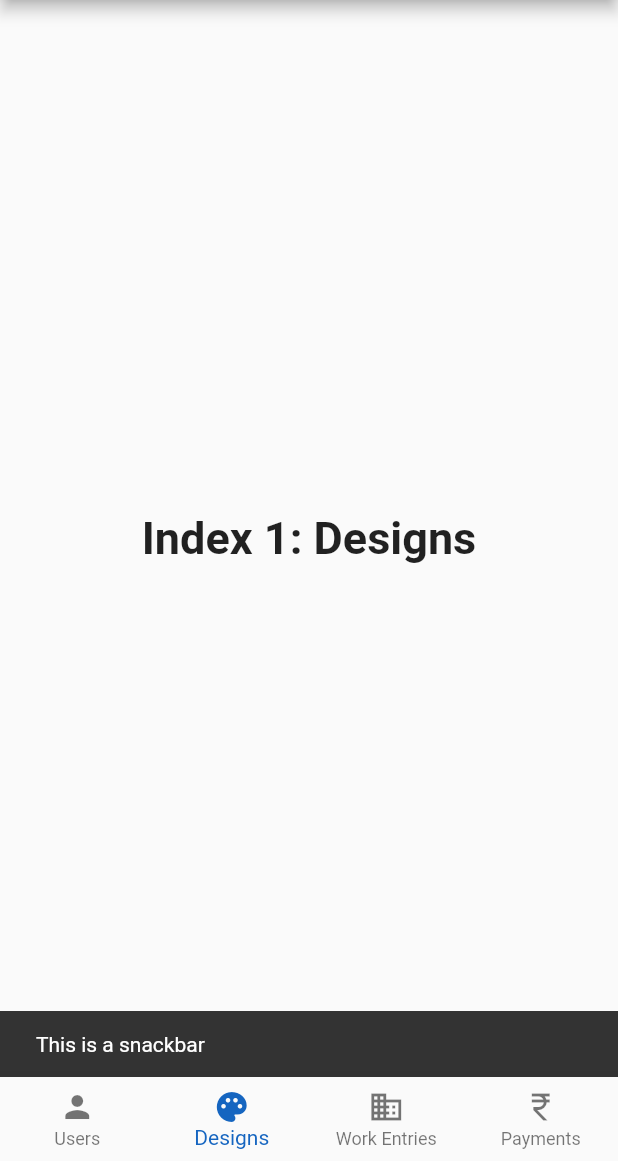
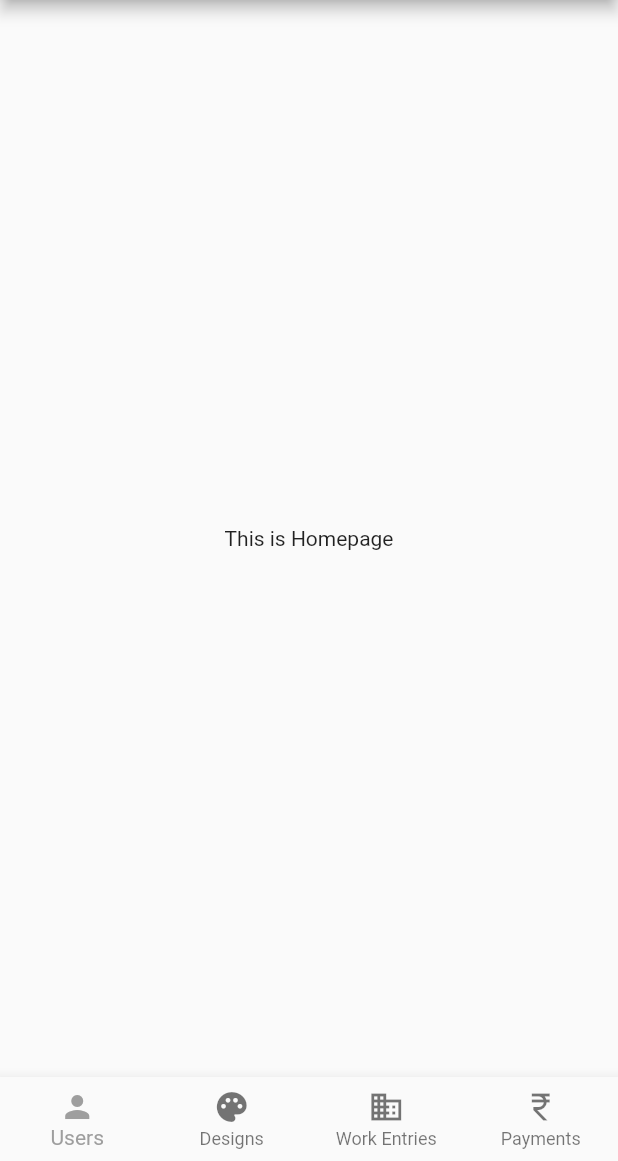
Before and after one commit to aagoel/StitchVault, a Flutter app: the screen it shows after launch, item 2 of the bottom bar chosen, after a tap on the "home" icon, on a phone screen of 412 x 824 dp, the part 75-1236 px from its top. Run offline on Flutter 3.47's test engine with Material 2 defaults, Android fonts, the phone set to English and light mode, and no system bars.

Commit message:
First Version

```diff
--- a/lib/appbar.dart
+++ b/lib/appbar.dart
@@ -1,26 +1,22 @@
 import 'package:flutter/material.dart';
+import 'homepage.dart';
 
-void main() {
-  runApp(const MaterialApp(
-    title: 'AppBar',
-    home: BaseAppBar(),
-  ));
-}
 
 class BaseAppBar extends StatelessWidget implements PreferredSizeWidget {
-  const BaseAppBar({super.key});
+  const BaseAppBar({super.key, required this.title});
+
+  final String title;
 
   @override
   Widget build(BuildContext context) {
     return AppBar(
-      title: const Text('StitchVault'),
+      title: Text(title),
       actions: <Widget>[
         IconButton(
           icon: const Icon(Icons.home),
           tooltip: 'Home Page',
           onPressed: () {
-            ScaffoldMessenger.of(context).showSnackBar(
-                const SnackBar(content: Text('This is a snackbar')));
+            Navigator.push(context, MaterialPageRoute(builder: (context) => const Home()));
           },
         )
       ],
--- /dev/null
+++ b/lib/design.dart
@@ -0,0 +1,16 @@
+import 'package:flutter/material.dart';
+import 'appbar.dart';
+
+class Design extends StatelessWidget {
+  const Design({super.key});
+
+  final String title="Designs";
+
+  @override
+  Widget build(BuildContext context) {
+    return Scaffold(
+        appBar: BaseAppBar(title: title),
+        body: const Center(child: Text('This is Design Page'))
+      );
+  }
+}
--- a/lib/homepage.dart
+++ b/lib/homepage.dart
@@ -1,9 +1,11 @@
 import 'package:flutter/material.dart';
+import 'package:new_project/design.dart';
+import 'package:new_project/payments.dart';
+import 'package:new_project/user.dart';
+import 'package:new_project/work_entries.dart';
 import 'appbar.dart';
 
 /// Flutter code sample for [BottomNavigationBar].
-
-void main() => runApp(const Home());
 
 class Home extends StatelessWidget {
   const Home({super.key});
@@ -26,40 +28,25 @@ class BottomNavigationBarExample extends StatefulWidget {
 
 class _BottomNavigationBarExampleState
     extends State<BottomNavigationBarExample> {
-  int _selectedIndex = 0;
-  static const TextStyle optionStyle =
-      TextStyle(fontSize: 30, fontWeight: FontWeight.bold);
-  static const List<Widget> _widgetOptions = <Widget>[
-    Text(
-      'Index 0: Users',
-      style: optionStyle,
-    ),
-    Text(
-      'Index 1: Designs',
-      style: optionStyle,
-    ),
-    Text(
-      'Index 2: Work Entries',
-      style: optionStyle,
-    ),
-    Text(
-      'Index 3: Payments',
-      style: optionStyle,
-    ),
-  ];
 
   void _onItemTapped(int index) {
-    setState(() {
-      _selectedIndex = index;
-    });
+    switch (index) {
+      case 0: Navigator.push(context, MaterialPageRoute(builder: (context) => const User()));
+      case 1: Navigator.push(context, MaterialPageRoute(builder: (context) => const Design()));
+      case 2: Navigator.push(context, MaterialPageRoute(builder: (context) => const WorkEntries()));
+      case 3: Navigator.push(context, MaterialPageRoute(builder: (context) => const Payments()));
+      break;
+    }
   }
+
+  final String title='StitchVault';
 
   @override
   Widget build(BuildContext context) {
     return Scaffold(
-      appBar: const BaseAppBar(),
-      body: Center(
-        child: _widgetOptions.elementAt(_selectedIndex),
+      appBar: BaseAppBar(title: title),
+      body: const Center(
+        child: Text('This is Homepage')
       ),
       bottomNavigationBar: BottomNavigationBar(
         type: BottomNavigationBarType.fixed,
@@ -67,23 +54,26 @@ class _BottomNavigationBarExampleState
           BottomNavigationBarItem(
             icon: Icon(Icons.person),
             label: 'Users',
+            backgroundColor: Colors.blue
           ),
           BottomNavigationBarItem(
             icon: Icon(Icons.palette),
             label: 'Designs',
+            backgroundColor: Colors.blue
           ),
           BottomNavigationBarItem(
             icon: Icon(Icons.business),
             label: 'Work Entries',
+            backgroundColor: Colors.blue
           ),
           BottomNavigationBarItem(
             icon: Icon(Icons.currency_rupee_outlined),
             label: 'Payments',
+            backgroundColor: Colors.blue
           ),
         ],
-        currentIndex: _selectedIndex,
-        selectedItemColor: Colors.blue[800],
         onTap: _onItemTapped,
+        selectedItemColor: Colors.grey
       ),
     );
   }
--- a/lib/main.dart
+++ b/lib/main.dart
@@ -1,6 +1,5 @@
 import 'package:flutter/material.dart';
 import 'package:new_project/homepage.dart';
-import 'package:new_project/Training%20files/navigator.dart';
 
 void main() {
   runApp(const MyApp());
```
Also changed, not shown: lib/payments.dart (added, +16 -0 lines), lib/user.dart (added, +16 -0 lines), lib/work_entries.dart (added, +16 -0 lines).
